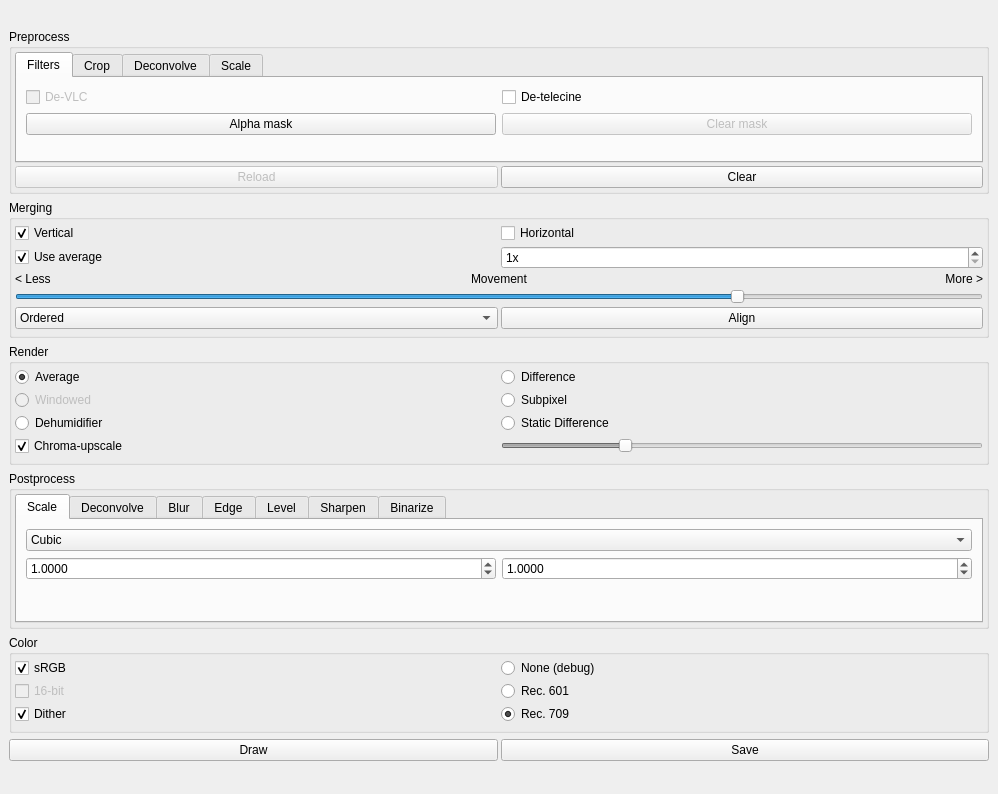
Before: the Qt Designer form src/mainwindow.ui in spillerrec/Overmix, drawn with Qt 5.
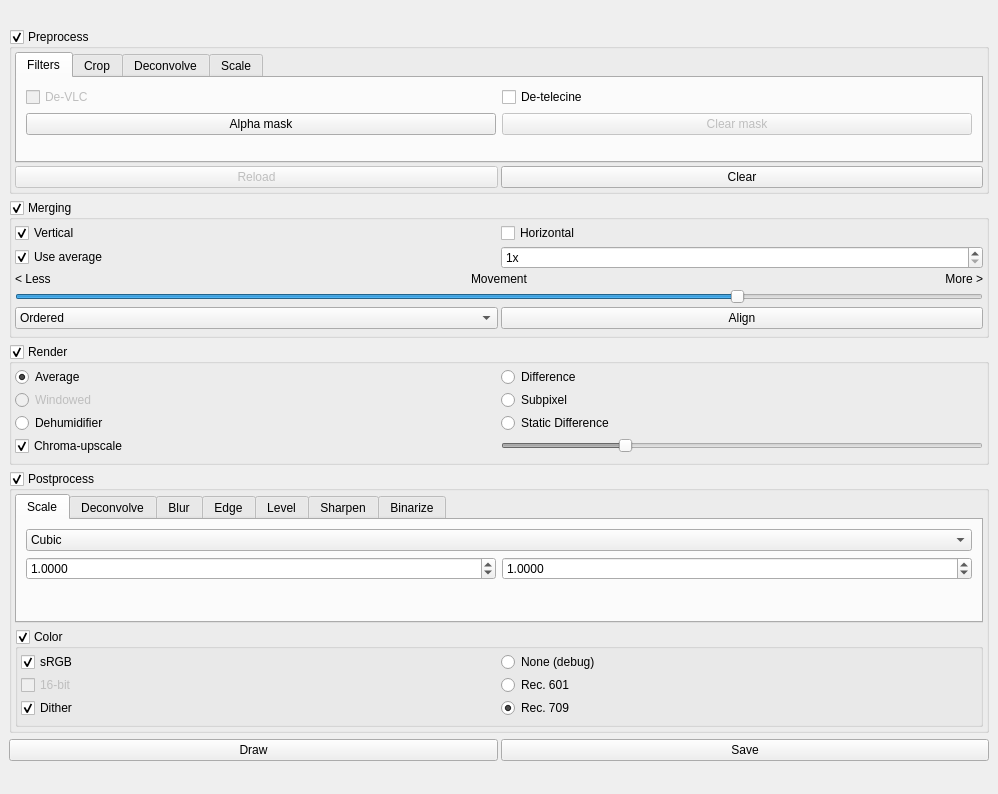
After: the same form once the commit is applied.

Commit message: ADD: make group boxes in GUI collapsible

The edit to the form file:
```diff
--- a/src/mainwindow.ui
+++ b/src/mainwindow.ui
@@ -24,10 +24,13 @@
        <widget class="QLabel" name="lbl_info"/>
       </item>
       <item>
-       <widget class="QGroupBox" name="groupBox_4">
+       <widget class="QGroupBox" name="preprocess_group">
         <property name="title">
          <string>Preprocess</string>
         </property>
+        <property name="checkable">
+         <bool>true</bool>
+        </property>
         <layout class="QVBoxLayout" name="verticalLayout_10">
          <property name="spacing">
           <number>3</number>
@@ -399,10 +402,13 @@
        </widget>
       </item>
       <item>
-       <widget class="QGroupBox" name="groupBox">
+       <widget class="QGroupBox" name="merge_group">
         <property name="title">
          <string>Merging</string>
         </property>
+        <property name="checkable">
+         <bool>true</bool>
+        </property>
         <layout class="QVBoxLayout" name="verticalLayout_2">
          <property name="spacing">
           <number>3</number>
@@ -570,10 +576,13 @@
        </widget>
       </item>
       <item>
-       <widget class="QGroupBox" name="groupBox_3">
+       <widget class="QGroupBox" name="render_group">
         <property name="title">
          <string>Render</string>
         </property>
+        <property name="checkable">
+         <bool>true</bool>
+        </property>
         <layout class="QGridLayout" name="gridLayout_3">
          <property name="leftMargin">
           <number>3</number>
@@ -677,10 +686,13 @@
        </widget>
       </item>
       <item>
-       <widget class="QGroupBox" name="groupBox_5">
+       <widget class="QGroupBox" name="postprocess_group">
         <property name="title">
          <string>Postprocess</string>
         </property>
+        <property name="checkable">
+         <bool>true</bool>
+        </property>
         <layout class="QVBoxLayout" name="verticalLayout_6">
          <property name="leftMargin">
           <number>3</number>
@@ -1225,14 +1237,14 @@
            </widget>
           </widget>
          </item>
-        </layout>
-       </widget>
-      </item>
       <item>
-       <widget class="QGroupBox" name="groupBox_2">
+          <widget class="QGroupBox" name="color_group">
         <property name="title">
          <string>Color</string>
         </property>
+           <property name="checkable">
+            <bool>true</bool>
+           </property>
         <layout class="QGridLayout" name="gridLayout">
          <property name="leftMargin">
           <number>3</number>
@@ -1304,6 +1316,9 @@
            <property name="checked">
             <bool>true</bool>
            </property>
+             </widget>
+            </item>
+           </layout>
           </widget>
          </item>
         </layout>
```
Lines whose indentation alone changed are shown as unchanged. The commit also changes 2 other files.
